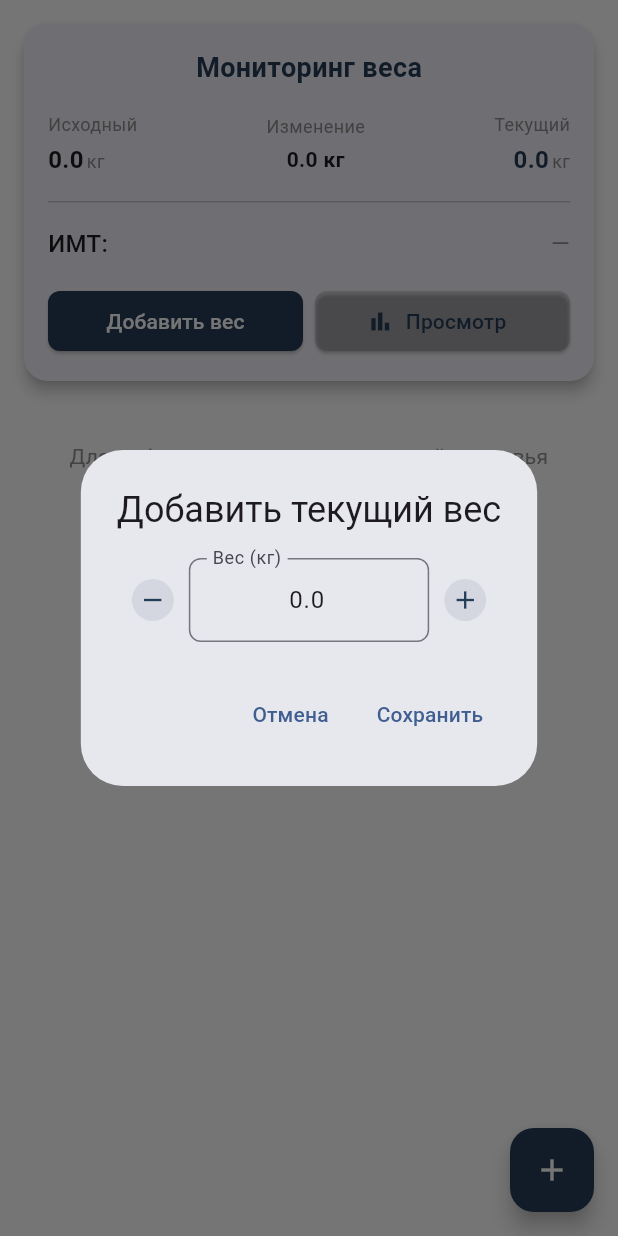
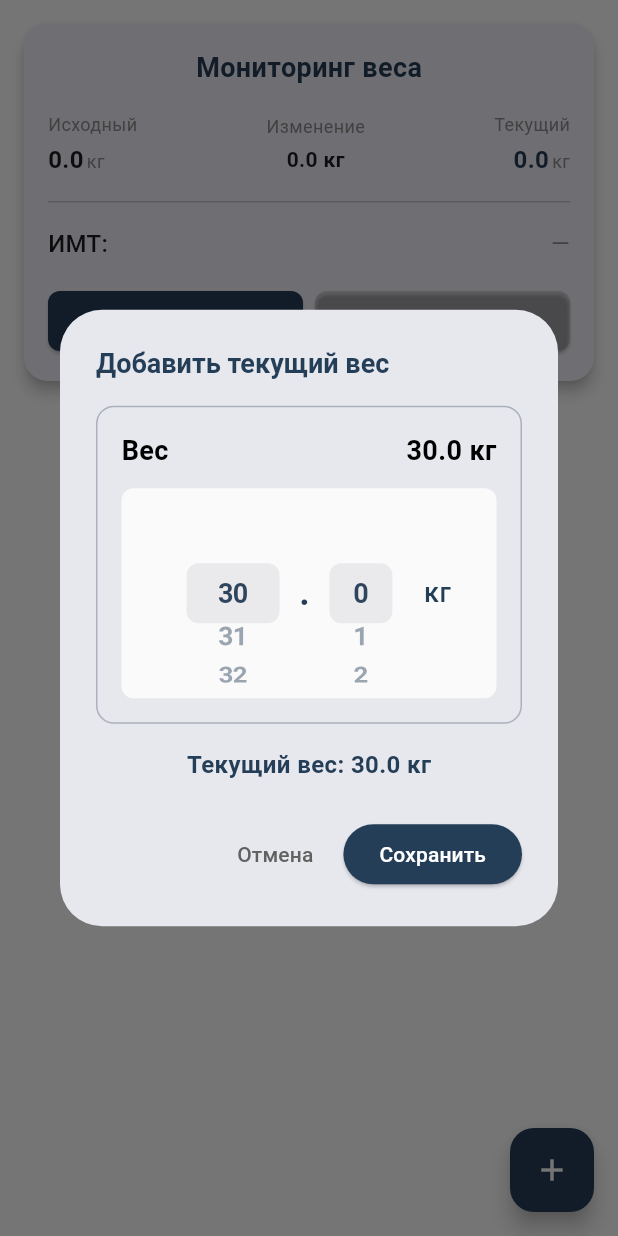
Before and after one commit to Nykolayr/tochka_balansa, a Flutter app: the HealthPage screen opened by its route, after a tap on "Добавить вес", on a phone screen of 412 x 824 dp. Run offline on Flutter 3.47's test engine with Material 3 defaults, Android fonts, the phone set to English and light mode, and no system bars; our stand-ins replace bloc, dio, equatable, fl_chart, flutter_bloc, flutter_secure_storage and 10 more; missing offline and left inert: flutter_easylogger, flutter_keyboard_size, mobile_scanner, openfoodfacts; accounts and stored records are empty.

Commit message:
добавление веса

```diff
--- a/lib/presentation/pages/health/widgets/add_weight_dialog.dart
+++ b/lib/presentation/pages/health/widgets/add_weight_dialog.dart
@@ -1,4 +1,5 @@
 import 'package:flutter/material.dart';
+import 'package:flutter/cupertino.dart';
 import 'package:get/get.dart';
 import 'package:tochka_balansa/core/l10n/language_manager.dart';
 import 'package:tochka_balansa/core/theme/theme.dart';
@@ -25,131 +26,247 @@ class AddWeightDialog {
           double.tryParse(weightMetrics.first.value) ?? initialWeight;
     }
 
-    // Форматируем вес до одного десятичного знака
-    final formattedWeight = currentWeight.toStringAsFixed(1);
-
-    // Создаем контроллер с отформатированным текущим весом
-    final weightController = TextEditingController(text: formattedWeight);
-
-    // Создаем ValueNotifier для отслеживания изменений веса
-    final weightValue = ValueNotifier<double>(currentWeight);
-
     showDialog(
       context: context,
-      builder: (context) => AlertDialog(
-        title: Text(textLang('Добавить текущий вес')),
-        content: Column(
+      builder: (context) => StatefulBuilder(
+        builder: (context, setState) {
+          return AlertDialog(
+            title: Text(
+              textLang('Добавить текущий вес'),
+              style: const TextStyle(
+                fontSize: 18,
+                fontWeight: FontWeight.bold,
+                color: AppColor.darkBlue,
+              ),
+            ),
+            content: SizedBox(
+              width: double.maxFinite,
+              child: Column(
                 mainAxisSize: MainAxisSize.min,
                 children: [
-            // Строка с кнопками и полем ввода
-            ValueListenableBuilder<double>(
-              valueListenable: weightValue,
-              builder: (context, value, child) {
-                // Форматируем значение до одного десятичного знака
-                weightController.text = value.toStringAsFixed(1);
-                weightController.selection = TextSelection.fromPosition(
-                  TextPosition(offset: weightController.text.length),
-                );
-
-                return Row(
-                  children: [
-                    // Кнопка минус
-                    IconButton(
-                      onPressed: () {
-                        // Уменьшаем вес на 0.1 кг (100 грамм)
-                        weightValue.value = (weightValue.value - 0.1).clamp(
-                          0.1,
-                          300.0,
-                        );
-                      },
-                      icon: Container(
-                        padding: const EdgeInsets.all(4),
-                        decoration: BoxDecoration(
-                          color: AppColor.darkBlue.withValues(alpha: 0.1),
-                          shape: BoxShape.circle,
+                  // Специальный виджет для выбора веса с десятичными долями
+                  WeightPickerWheel(
+                    value: currentWeight,
+                    onChanged: (weight) =>
+                        setState(() => currentWeight = weight),
                   ),
-                        child: const Icon(
-                          Icons.remove,
+                  const SizedBox(height: 16),
+                  Text(
+                    textLang(
+                      'Текущий вес: ${currentWeight.toStringAsFixed(1)} кг',
+                    ),
+                    style: TextStyle(
+                      fontSize: 16,
+                      fontWeight: FontWeight.w600,
                       color: AppColor.darkBlue,
-                          size: 20,
-                        ),
-                      ),
-                    ),
-
-                    // Поле ввода
-                    Expanded(
-                      child: TextField(
-                        controller: weightController,
-                        keyboardType: TextInputType.number,
-                        textAlign: TextAlign.center,
-                        decoration: InputDecoration(
-                          labelText: textLang('Вес (кг)'),
-                          border: OutlineInputBorder(
-                            borderRadius: BorderRadius.circular(8),
-                          ),
-                        ),
-                        onChanged: (value) {
-                          final newWeight = double.tryParse(value);
-                          if (newWeight != null && newWeight > 0) {
-                            weightValue.value = newWeight;
-                          }
-                        },
-                      ),
-                    ),
-
-                    // Кнопка плюс
-                    IconButton(
-                      onPressed: () {
-                        // Увеличиваем вес на 0.1 кг (100 грамм)
-                        weightValue.value = (weightValue.value + 0.1).clamp(
-                          0.1,
-                          300.0,
-                        );
-                      },
-                      icon: Container(
-                        padding: const EdgeInsets.all(4),
-                        decoration: BoxDecoration(
-                          color: AppColor.darkBlue.withValues(alpha: 0.1),
-                          shape: BoxShape.circle,
-                        ),
-                        child: const Icon(
-                          Icons.add,
-                          color: AppColor.darkBlue,
-                          size: 20,
-                        ),
                     ),
                   ),
                 ],
-                );
-              },
               ),
-          ],
             ),
             actions: [
               TextButton(
                 onPressed: () => Navigator.of(context).pop(),
-            child: Text(textLang('Отмена')),
+                child: Text(
+                  textLang('Отмена'),
+                  style: TextStyle(color: AppColor.greyText),
                 ),
-          TextButton(
+              ),
+              ElevatedButton(
                 onPressed: () {
-              final weight = double.tryParse(weightController.text);
-              if (weight != null && weight > 0) {
-                // Создаем метрику веса с форматированным значением
+                  // Создаем метрику веса
                   final metric = HealthMetric(
                     id: DateTime.now().millisecondsSinceEpoch.toString(),
                     type: HealthMetricType.weight,
-                  value: weight.toStringAsFixed(
-                    1,
-                  ), // Форматируем до одного знака
+                    value: currentWeight.toStringAsFixed(1),
                     timestamp: DateTime.now(),
                   );
 
                   // Добавляем в блок
                   Get.find<HealthBloc>().add(AddHealthMetricEvent(metric));
                   Navigator.of(context).pop();
+                },
+                style: ElevatedButton.styleFrom(
+                  backgroundColor: AppColor.darkBlue,
+                  foregroundColor: Colors.white,
+                ),
+                child: Text(textLang('Сохранить')),
+              ),
+            ],
+          );
+        },
+      ),
+    );
   }
-            },
-            child: Text(textLang('Сохранить')),
+}
+
+/// Специальный виджет для выбора веса с поддержкой десятичных долей
+class WeightPickerWheel extends StatefulWidget {
+  final double value;
+  final ValueChanged<double> onChanged;
+
+  const WeightPickerWheel({
+    super.key,
+    required this.value,
+    required this.onChanged,
+  });
+
+  @override
+  State<WeightPickerWheel> createState() => _WeightPickerWheelState();
+}
+
+class _WeightPickerWheelState extends State<WeightPickerWheel> {
+  late FixedExtentScrollController _wholeController;
+  late FixedExtentScrollController _decimalController;
+  late int _wholePart;
+  late int _decimalPart;
+
+  @override
+  void initState() {
+    super.initState();
+    _initializeValues();
+  }
+
+  @override
+  void didUpdateWidget(WeightPickerWheel oldWidget) {
+    super.didUpdateWidget(oldWidget);
+    if (oldWidget.value != widget.value) {
+      _initializeValues();
+    }
+  }
+
+  @override
+  void dispose() {
+    _wholeController.dispose();
+    _decimalController.dispose();
+    super.dispose();
+  }
+
+  void _initializeValues() {
+    _wholePart = widget.value.toInt();
+    _decimalPart = ((widget.value - _wholePart) * 10).round();
+
+    _wholeController = FixedExtentScrollController(
+      initialItem: _wholePart - 30,
+    );
+    _decimalController = FixedExtentScrollController(initialItem: _decimalPart);
+  }
+
+  void _onWholeChanged(int value) {
+    setState(() {
+      _wholePart = value + 30; // Смещение от 30
+    });
+    _updateValue();
+  }
+
+  void _onDecimalChanged(int value) {
+    setState(() {
+      _decimalPart = value;
+    });
+    _updateValue();
+  }
+
+  void _updateValue() {
+    final newValue = _wholePart + (_decimalPart / 10);
+    if (newValue >= 30.0 && newValue <= 290.0) {
+      widget.onChanged(newValue);
+    }
+  }
+
+  @override
+  Widget build(BuildContext context) {
+    return Container(
+      padding: const EdgeInsets.all(16),
+      decoration: BoxDecoration(
+        border: Border.all(color: AppColor.grey),
+        borderRadius: BorderRadius.circular(12),
+      ),
+      child: Column(
+        crossAxisAlignment: CrossAxisAlignment.start,
+        children: [
+          Row(
+            mainAxisAlignment: MainAxisAlignment.spaceBetween,
+            children: [
+              Text(
+                textLang('Вес'),
+                style: AppText.text18bb.copyWith(color: AppColor.black),
+              ),
+              Text(
+                '${_wholePart}.${_decimalPart.toString().padLeft(1, '0')} кг',
+                style: AppText.text18bb.copyWith(color: AppColor.black),
+              ),
+            ],
+          ),
+          const SizedBox(height: 12),
+
+          // Основной контейнер с колесами
+          Container(
+            height: 140,
+            decoration: BoxDecoration(
+              color: Colors.grey[50],
+              borderRadius: BorderRadius.circular(8),
+            ),
+            child: Row(
+              mainAxisAlignment: MainAxisAlignment.center,
+              children: [
+                // Колесо для целой части
+                Container(
+                  width: 80,
+                  margin: const EdgeInsets.symmetric(horizontal: 4),
+                  child: CupertinoPicker(
+                    scrollController: _wholeController,
+                    itemExtent: 40,
+                    diameterRatio: 2.0,
+                    onSelectedItemChanged: _onWholeChanged,
+                    children: List.generate(261, (index) {
+                      return Center(
+                        child: Text(
+                          (index + 30).toString(),
+                          style: AppText.text18bb.copyWith(
+                            color: AppColor.darkBlue,
+                          ),
+                        ),
+                      );
+                    }),
+                  ),
+                ),
+
+                // Точка
+                Text(
+                  '.',
+                  style: AppText.text24bb.copyWith(color: AppColor.darkBlue),
+                ),
+
+                // Колесо для десятичной части
+                Container(
+                  width: 60,
+                  margin: const EdgeInsets.symmetric(horizontal: 4),
+                  child: CupertinoPicker(
+                    scrollController: _decimalController,
+                    itemExtent: 40,
+                    diameterRatio: 2.0,
+                    onSelectedItemChanged: _onDecimalChanged,
+                    children: List.generate(10, (index) {
+                      return Center(
+                        child: Text(
+                          index.toString(),
+                          style: AppText.text18bb.copyWith(
+                            color: AppColor.darkBlue,
+                          ),
+                        ),
+                      );
+                    }),
+                  ),
+                ),
+
+                // Единица измерения
+                const SizedBox(width: 8),
+                Text(
+                  'кг',
+                  style: AppText.text18mb.copyWith(color: AppColor.darkBlue),
+                ),
+              ],
+            ),
           ),
         ],
       ),
--- a/lib/presentation/pages/profile/profile_page.dart
+++ b/lib/presentation/pages/profile/profile_page.dart
@@ -1,3 +1,5 @@
+// ignore_for_file: use_build_context_synchronously
+
 import 'package:flutter/material.dart';
 import 'package:get/get.dart';
 import 'package:go_router/go_router.dart';
```
Lines whose indentation alone changed are shown as unchanged.
